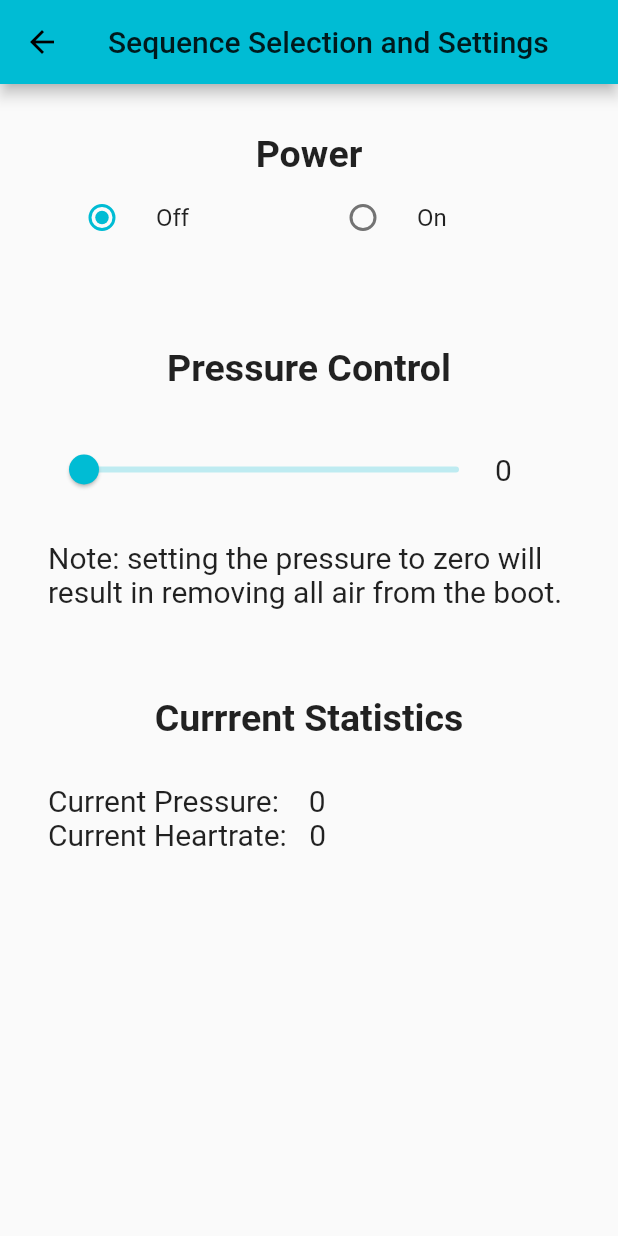
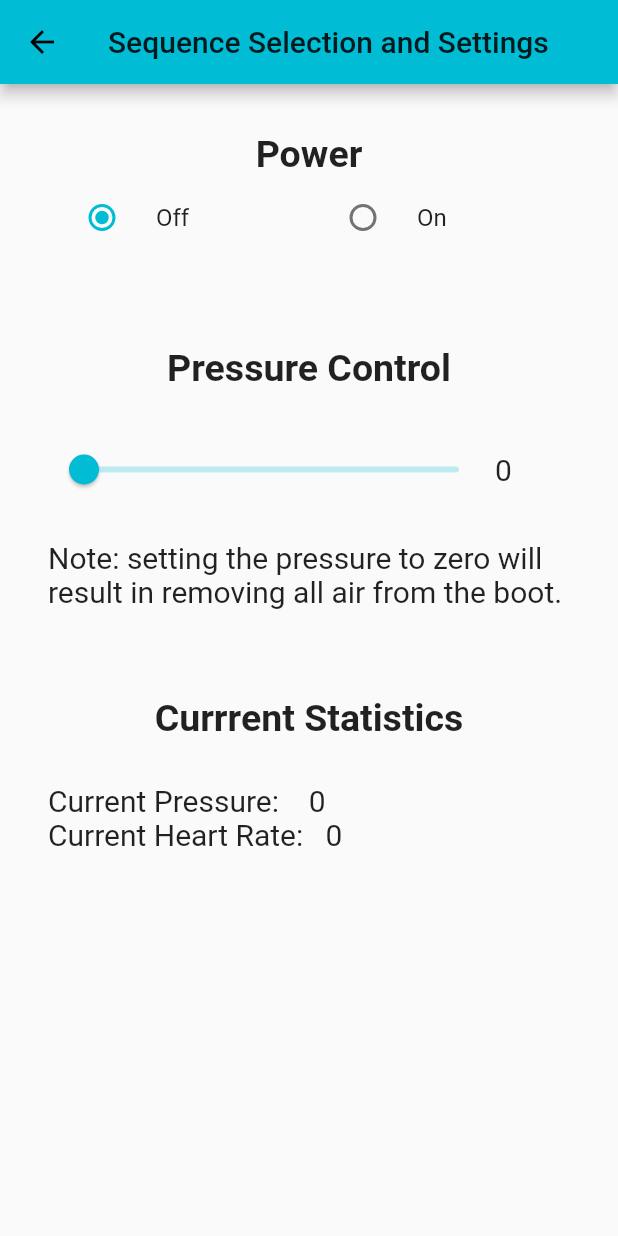
Before and after one commit to coopyey/massage-boot-app, a Flutter app: the screen it shows after launch, in the side drawer, after a tap on "Sequence Selection", on a phone screen of 412 x 824 dp. Run offline on Flutter 3.47's test engine with Material 2 defaults, Android fonts, the phone set to English and light mode, and no system bars; our stand-ins replace flutter_blue.

Commit message:
added heart rate readout
apparently this didn't wanna commit when i told it to

```diff
--- a/lib/pages/sequence.dart
+++ b/lib/pages/sequence.dart
@@ -80,7 +80,7 @@ class _SequenceSelection extends State<SequenceSelection> {
               new Row(
                 children: <Widget>[
                   new Flexible(
-                    child: Text('Current Pressure:    ${_setpressure.toInt()}\nCurrent Heartrate:   ${_setrate.toInt()}'),
+                    child: Text('Current Pressure:    ${_setpressure.toInt()}\nCurrent Heart Rate:   ${_setrate.toInt()}'),
                   ),
                 ],
               ),
```
